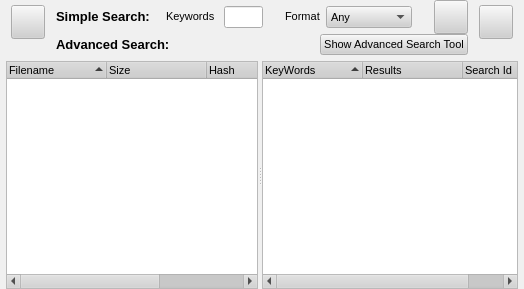
Qt form retroshare-gui/src/gui/SearchDialog.ui (RetroShare/RetroShare) before a commit.
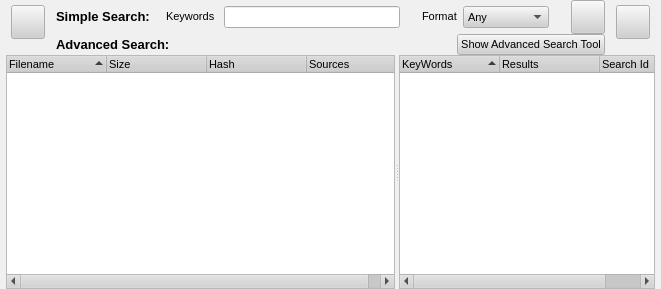
The same form after that commit. Icons and pictures are not drawn. Custom widgets are drawn as their Qt base class.

```diff
--- a/retroshare-gui/src/gui/SearchDialog.ui
+++ b/retroshare-gui/src/gui/SearchDialog.ui
@@ -5,7 +5,7 @@
    <rect>
     <x>0</x>
     <y>0</y>
-    <width>516</width>
+    <width>661</width>
     <height>289</height>
    </rect>
   </property>
@@ -515,14 +515,11 @@
     <number>1</number>
    </property>
    <property name="verticalSpacing" >
-    <number>1</number>
+    <number>0</number>
    </property>
    <item row="0" column="0" >
     <layout class="QVBoxLayout" >
      <property name="spacing" >
-      <number>6</number>
-     </property>
-     <property name="leftMargin" >
       <number>0</number>
      </property>
      <property name="topMargin" >
```
Left out of the diff: 138 changed lines with no effect on the pictures.
